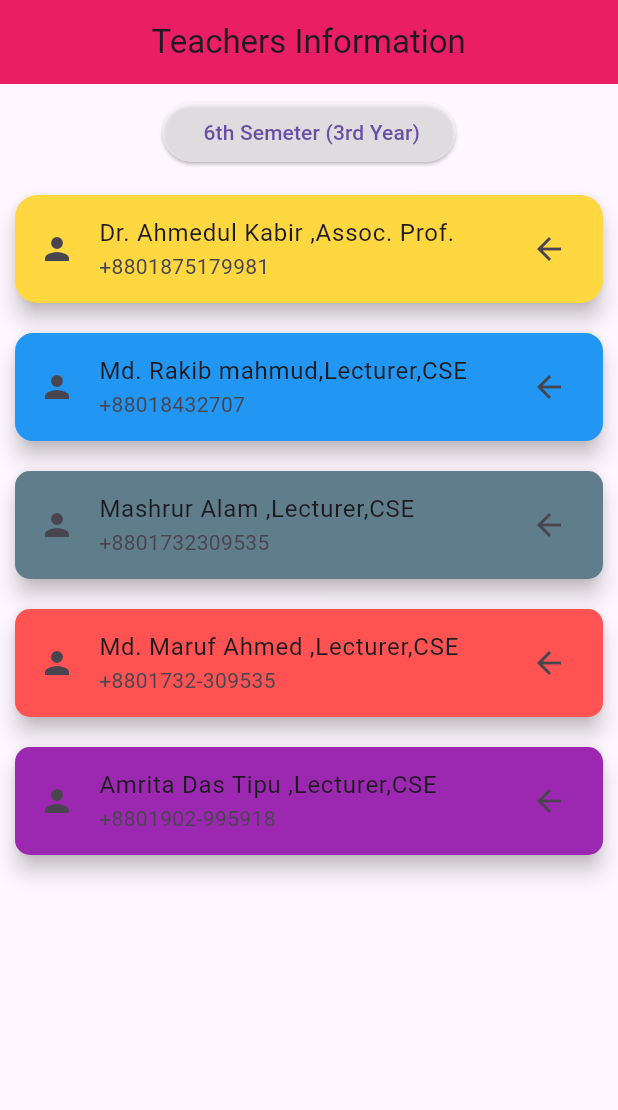
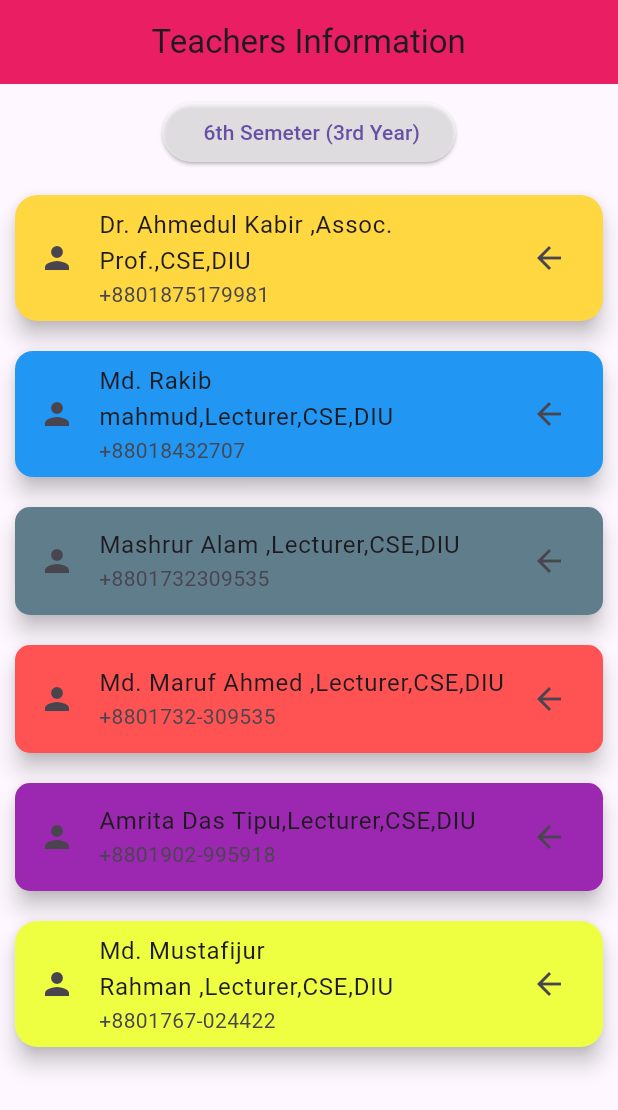
Before and after one commit to ashrafulislamakik/Flutter_Widgets_Module_5, a Flutter app: the thirdScreen screen opened directly, on a phone screen of 412 x 824 dp. Shown: the top 1110 px of the screen. Run offline on Flutter 3.47's test engine with Material 3 defaults, Android fonts, the phone set to English and light mode, and no system bars; network calls fail.

Commit message:
Update main.dart

```diff
--- a/lib/main.dart
+++ b/lib/main.dart
@@ -166,7 +166,8 @@ class thirdScreen extends StatelessWidget {
           child: Text(" Teachers Information ")),
       ),
 
-      body: Center(
+      body: SingleChildScrollView(
+        child: Center(
           child: Column(
             children: [
               Padding(
@@ -185,7 +186,7 @@ class thirdScreen extends StatelessWidget {
                 child: ListTile(
                   leading: Icon(Icons.person),
                   trailing: Icon(Icons.arrow_back),
-                title: Text("Dr. Ahmedul Kabir ,Assoc. Prof."),
+                  title: Text("Dr. Ahmedul Kabir ,Assoc. Prof.,CSE,DIU"),
                   subtitle: Text("+8801875179981"),
                 ),
               ),
@@ -202,7 +203,7 @@ class thirdScreen extends StatelessWidget {
                 child: ListTile(
                   leading: Icon(Icons.person),
                   trailing: Icon(Icons.arrow_back),
-                title: Text("Md. Rakib mahmud,Lecturer,CSE"),
+                  title: Text("Md. Rakib mahmud,Lecturer,CSE,DIU"),
                   subtitle: Text("+88018432707"),
                 ),
               ),
@@ -219,7 +220,7 @@ class thirdScreen extends StatelessWidget {
                 child: ListTile(
                   leading: Icon(Icons.person),
                   trailing: Icon(Icons.arrow_back),
-                title: Text("Mashrur Alam ,Lecturer,CSE"),
+                  title: Text("Mashrur Alam ,Lecturer,CSE,DIU"),
                   subtitle: Text("+8801732309535"),
 
                 ),
@@ -239,7 +240,7 @@ class thirdScreen extends StatelessWidget {
                 child: ListTile(
                   leading: Icon(Icons.person),
                   trailing: Icon(Icons.arrow_back),
-                title: Text("Md. Maruf Ahmed ,Lecturer,CSE"),
+                  title: Text("Md. Maruf Ahmed ,Lecturer,CSE,DIU"),
                   subtitle: Text("+8801732-309535"),
 
                 ),
@@ -257,14 +258,31 @@ class thirdScreen extends StatelessWidget {
                 child: ListTile(
                   leading: Icon(Icons.person),
                   trailing: Icon(Icons.arrow_back),
-                title: Text("Amrita Das Tipu ,Lecturer,CSE"),
+                  title: Text("Amrita Das Tipu,Lecturer,CSE,DIU"),
                   subtitle: Text("+8801902-995918"),
 
                 ),
               ),
 
+              Card(
+                color: Colors.limeAccent,
+                elevation: 6,
+                margin: EdgeInsets.all(10),
+                shape: RoundedRectangleBorder(
+                  borderRadius: BorderRadius.circular(15)
+                ),
+
+                child: ListTile(
+                  leading: Icon(Icons.person),
+                  trailing: Icon(Icons.arrow_back),
+                  title: Text("Md. Mustafijur Rahman ,Lecturer,CSE,DIU"),
+                  subtitle: Text("+8801767-024422"),
+                ),
+              )
+
 
             ],
+          ),
         ),
       ),
 
```
Lines whose indentation alone changed are shown as unchanged.
